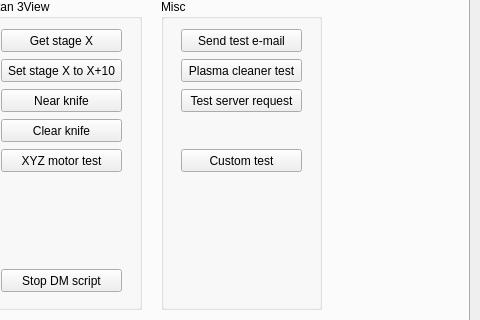
SBEMimage/SBEMimage, file gui/main_window.ui: the form before one commit; both pictures show x 231 to 711 and y 105 to 425 of the 711 by 950 pixel window.
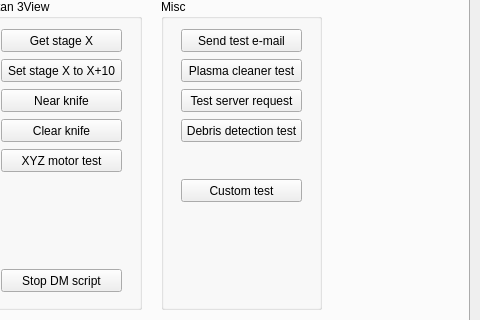
The form after the commit. The open tabs and pages were chosen to show the change.

Commit message: Improve and refactor debris detection

The edit to the form file:
```diff
--- a/gui/main_window.ui
+++ b/gui/main_window.ui
@@ -1899,7 +1899,7 @@
        <property name="geometry">
         <rect>
          <x>20</x>
-         <y>150</y>
+         <y>180</y>
          <width>121</width>
          <height>23</height>
         </rect>
@@ -1908,6 +1908,19 @@
         <string>Custom test</string>
        </property>
       </widget>
+      <widget class="QPushButton" name="pushButton_testDebrisDetection">
+       <property name="geometry">
+        <rect>
+         <x>20</x>
+         <y>120</y>
+         <width>121</width>
+         <height>23</height>
+        </rect>
+       </property>
+       <property name="text">
+        <string>Debris detection test</string>
+       </property>
+      </widget>
      </widget>
     </widget>
    </widget>
```
The commit also changes 7 other files.
